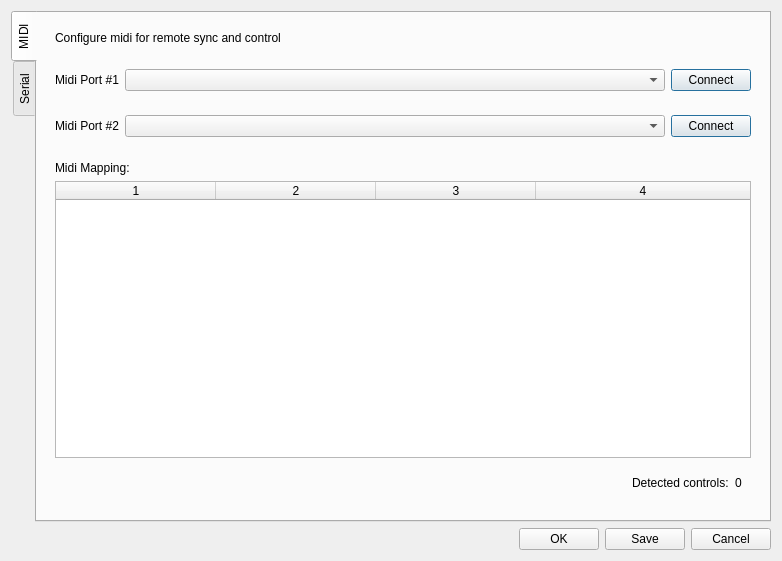
minotor-org/minotor, file configdialog.ui: the form before one commit.
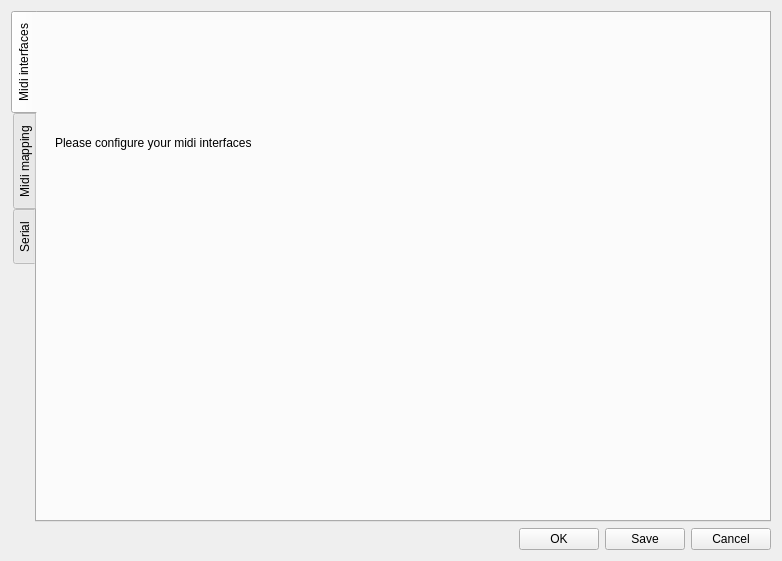
The form after the commit.

Commit message: ConfigDialog: Updated ui for multiple interface management

Patch:
```diff
--- a/configdialog.ui
+++ b/configdialog.ui
@@ -24,9 +24,38 @@
        <property name="currentIndex">
         <number>0</number>
        </property>
+       <property name="elideMode">
+        <enum>Qt::ElideMiddle</enum>
+       </property>
+       <property name="usesScrollButtons">
+        <bool>true</bool>
+       </property>
+       <widget class="QWidget" name="tab">
+        <attribute name="title">
+         <string>Midi interfaces</string>
+        </attribute>
+        <layout class="QVBoxLayout" name="verticalLayout_7">
+         <item>
+          <widget class="QWidget" name="widget_7" native="true">
+           <layout class="QVBoxLayout" name="verticalLayout_8">
+            <item>
+             <widget class="QLabel" name="label_8">
+              <property name="text">
+               <string>Please configure your midi interfaces</string>
+              </property>
+             </widget>
+            </item>
+           </layout>
+          </widget>
+         </item>
+         <item>
+          <widget class="QWidget" name="wMidiInterfaces" native="true"/>
+         </item>
+        </layout>
+       </widget>
        <widget class="QWidget" name="tabMidi">
         <attribute name="title">
-         <string notr="true">MIDI</string>
+         <string notr="true">Midi mapping</string>
         </attribute>
         <layout class="QVBoxLayout" name="verticalLayout_6">
          <item>
@@ -35,7 +64,7 @@
             <item>
              <widget class="QLabel" name="label_4">
               <property name="text">
-               <string>Configure midi for remote sync and control</string>
+               <string>Configure midi mapping for remote control of Minotor</string>
               </property>
              </widget>
             </item>
```
The commit also changes 5 other files.
